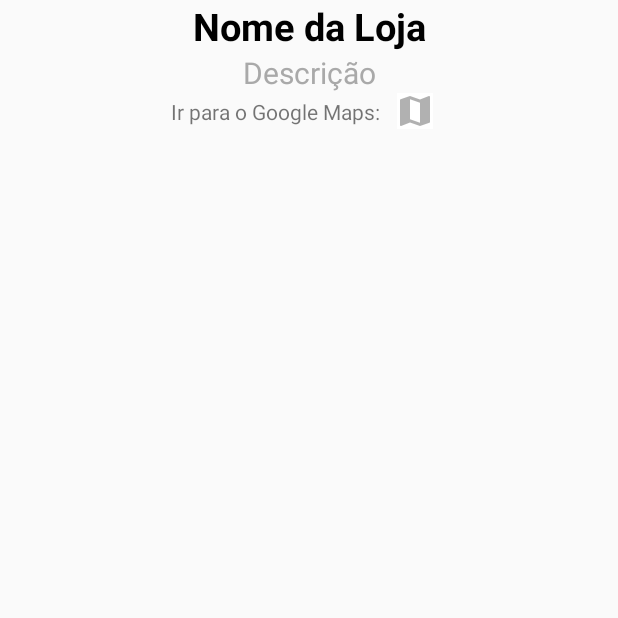
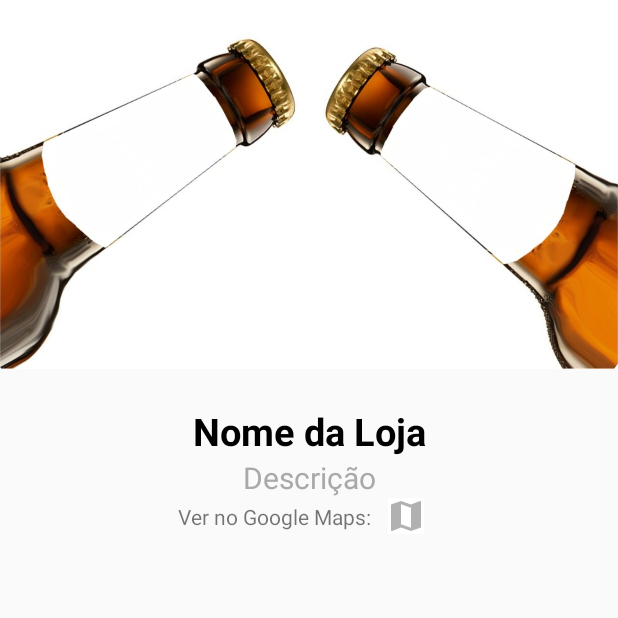
Before and after one commit to madson-rodrigues/app-PromoGela, an Android app: the activity_store screen opened directly, with no data from a screen before it, on a phone screen of 412 x 824 dp, the top half of it. Run offline under Robolectric (Android 15) with nearby library versions, the phone set to English and light mode, and no system bars.

Commit message:
Store activity first configuration

```diff
--- a/app/src/main/res/layout/activity_store.xml
+++ b/app/src/main/res/layout/activity_store.xml
@@ -7,6 +7,11 @@
     android:layout_height="wrap_content"
     tools:context=".activity_store"
     android:orientation="vertical">
+  <ImageView
+      android:layout_marginTop="-130dp"
+      android:layout_width="match_parent"
+      android:layout_height="400dp"
+      android:src="@drawable/beer_for_store"/>
     <TextView
       android:layout_width="match_parent"
       android:layout_height="wrap_content"
@@ -15,7 +20,8 @@
       android:textSize="25dp"
       android:textColor="#000"
       android:textAlignment="center"
-      android:gravity="center_horizontal" />
+      android:gravity="center_horizontal"
+      android:id="@+id/storeName"/>
     <TextView
       android:layout_width="match_parent"
       android:layout_height="wrap_content"
@@ -24,17 +30,17 @@
       android:textSize="20dp"
       android:textColor="#a9a9a9"
       android:textAlignment="center"
-      android:gravity="center_horizontal" />
+      android:gravity="center_horizontal"
+      android:id="@+id/description"/>
     <androidx.constraintlayout.widget.ConstraintLayout
         android:layout_width="match_parent"
         android:layout_height="wrap_content"
         >
-
       <TextView
           android:id="@+id/textView"
           android:layout_width="wrap_content"
           android:layout_height="wrap_content"
-          android:text="Ir para o Google Maps: "
+          android:text="Ver no Google Maps: "
           app:layout_constraintBottom_toBottomOf="parent"
           app:layout_constraintEnd_toEndOf="parent"
           app:layout_constraintHorizontal_bias="0.424"
@@ -53,5 +59,8 @@
           app:layout_constraintVertical_bias="0.0"
           android:background="@color/cardview_light_background"/>
     </androidx.constraintlayout.widget.ConstraintLayout>
-
+    <ListView
+        android:layout_width="match_parent"
+        android:layout_height="wrap_content"
+        android:id="@+id/promoList"/>
 </LinearLayout>
```
Also changed, not shown: app/src/main/res/drawable/beer_for_store.jpg (added).
